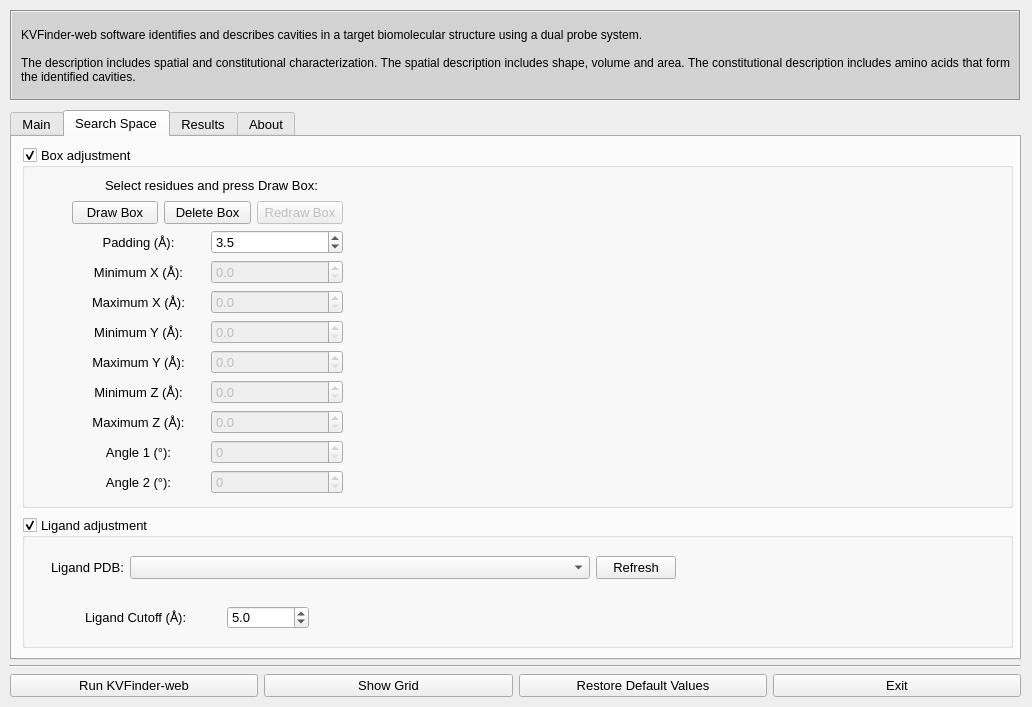
First picture: the form in client/KVFinder-web-tools/KVFinder-web.ui, repository jvsguerra/kvfinder-ws, before the edit.
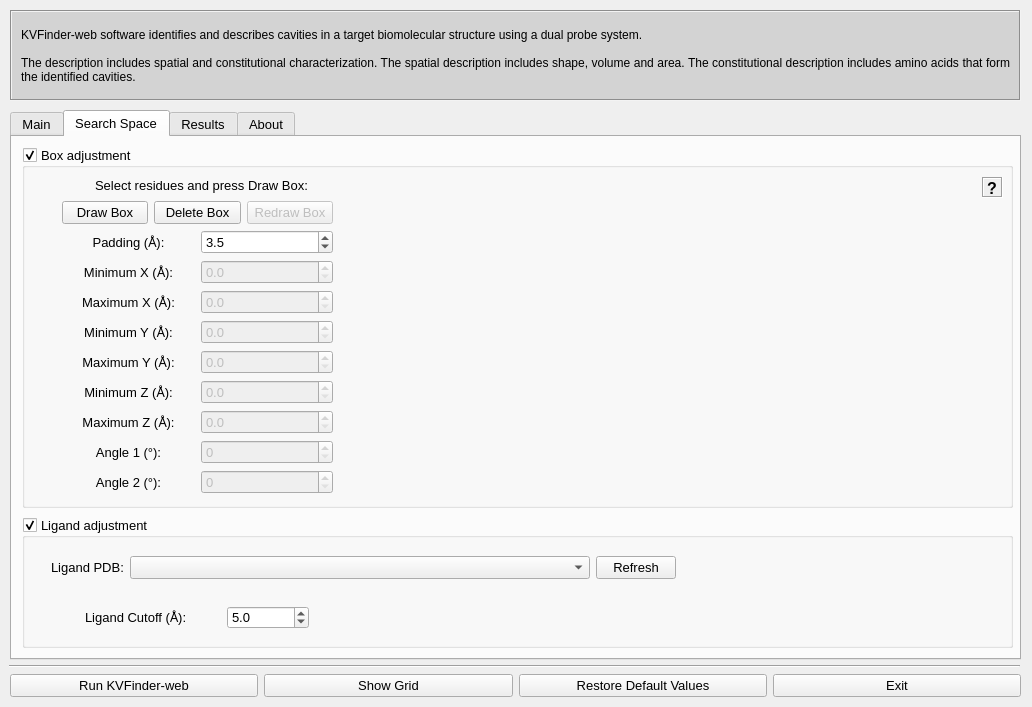
Second picture: the form after the edit. The open tabs and pages were chosen to show the change.

Commit message: Include a Help tooltip for Box Adjustment mode

What changed in the file:
```diff
--- a/client/KVFinder-web-tools/KVFinder-web.ui
+++ b/client/KVFinder-web-tools/KVFinder-web.ui
@@ -670,7 +670,7 @@
       <widget class="QWidget" name="horizontalLayoutWidget_2">
        <property name="geometry">
         <rect>
-         <x>50</x>
+         <x>40</x>
          <y>110</y>
          <width>271</width>
          <height>31</height>
@@ -735,7 +735,7 @@
       <widget class="QWidget" name="horizontalLayoutWidget_3">
        <property name="geometry">
         <rect>
-         <x>50</x>
+         <x>40</x>
          <y>140</y>
          <width>271</width>
          <height>31</height>
@@ -776,7 +776,7 @@
       <widget class="QWidget" name="horizontalLayoutWidget_4">
        <property name="geometry">
         <rect>
-         <x>50</x>
+         <x>40</x>
          <y>200</y>
          <width>271</width>
          <height>31</height>
@@ -817,7 +817,7 @@
       <widget class="QWidget" name="horizontalLayoutWidget_5">
        <property name="geometry">
         <rect>
-         <x>50</x>
+         <x>40</x>
          <y>170</y>
          <width>271</width>
          <height>31</height>
@@ -858,7 +858,7 @@
       <widget class="QWidget" name="horizontalLayoutWidget_6">
        <property name="geometry">
         <rect>
-         <x>50</x>
+         <x>40</x>
          <y>230</y>
          <width>271</width>
          <height>31</height>
@@ -899,7 +899,7 @@
       <widget class="QWidget" name="horizontalLayoutWidget_7">
        <property name="geometry">
         <rect>
-         <x>50</x>
+         <x>40</x>
          <y>260</y>
          <width>271</width>
          <height>31</height>
@@ -940,7 +940,7 @@
       <widget class="QWidget" name="horizontalLayoutWidget">
        <property name="geometry">
         <rect>
-         <x>50</x>
+         <x>40</x>
          <y>50</y>
          <width>271</width>
          <height>31</height>
@@ -976,7 +976,7 @@
       <widget class="QWidget" name="horizontalLayoutWidget_8">
        <property name="geometry">
         <rect>
-         <x>50</x>
+         <x>40</x>
          <y>290</y>
          <width>271</width>
          <height>31</height>
@@ -1017,7 +1017,7 @@
       <widget class="QWidget" name="horizontalLayoutWidget_9">
        <property name="geometry">
         <rect>
-         <x>50</x>
+         <x>40</x>
          <y>320</y>
          <width>271</width>
          <height>31</height>
@@ -1058,7 +1058,7 @@
       <widget class="QWidget" name="horizontalLayoutWidget_10">
        <property name="geometry">
         <rect>
-         <x>50</x>
+         <x>40</x>
          <y>80</y>
          <width>271</width>
          <height>31</height>
@@ -1102,7 +1102,7 @@
        </property>
        <property name="geometry">
         <rect>
-         <x>20</x>
+         <x>10</x>
          <y>30</y>
          <width>339</width>
          <height>17</height>
@@ -1139,6 +1139,55 @@
         <set>Qt::AlignCenter</set>
        </property>
       </widget>
+      <widget class="QLabel" name="box_adjustment_helptip">
+       <property name="geometry">
+        <rect>
+         <x>960</x>
+         <y>30</y>
+         <width>21</width>
+         <height>21</height>
+        </rect>
+       </property>
+       <property name="font">
+        <font>
+         <pointsize>10</pointsize>
+         <weight>50</weight>
+         <italic>false</italic>
+         <bold>false</bold>
+         <kerning>true</kerning>
+        </font>
+       </property>
+       <property name="cursor">
+        <cursorShape>WhatsThisCursor</cursorShape>
+       </property>
+       <property name="contextMenuPolicy">
+        <enum>Qt::DefaultContextMenu</enum>
+       </property>
+       <property name="acceptDrops">
+        <bool>false</bool>
+       </property>
+       <property name="toolTip">
+        <string>&lt;html&gt;&lt;head/&gt;&lt;body&gt;&lt;p align=&quot;justify&quot;&gt;&lt;span style=&quot; font-weight:600; text-decoration: underline;&quot;&gt;Help - Box Adjustment mode:&lt;/span&gt;&lt;/p&gt;&lt;p align=&quot;justify&quot;&gt;- Create a selection (optional);&lt;/p&gt;&lt;p align=&quot;justify&quot;&gt;- Define a &lt;span style=&quot; font-weight:600;&quot;&gt;Padding&lt;/span&gt; (optional);&lt;/p&gt;&lt;p align=&quot;justify&quot;&gt;- Click on &lt;span style=&quot; font-weight:600;&quot;&gt;Draw Box&lt;/span&gt; button.&lt;/p&gt;&lt;p align=&quot;justify&quot;&gt;&lt;br/&gt;Customize your &lt;span style=&quot; font-weight:600;&quot;&gt;box&lt;/span&gt;:&lt;/p&gt;&lt;p align=&quot;justify&quot;&gt;- Change one item at a time (e.g. &lt;span style=&quot; font-style:italic;&quot;&gt;Padding&lt;/span&gt;, &lt;span style=&quot; font-style:italic;&quot;&gt;Minimum X&lt;/span&gt;, &lt;span style=&quot; font-style:italic;&quot;&gt;Maximum X&lt;/span&gt;, ...);&lt;/p&gt;&lt;p align=&quot;justify&quot;&gt;- Click on &lt;span style=&quot; font-weight:600;&quot;&gt;Redraw Box&lt;/span&gt;;&lt;br/&gt;&lt;/p&gt;&lt;p align=&quot;justify&quot;&gt;Colors of the &lt;span style=&quot; font-weight:600;&quot;&gt;box&lt;/span&gt; object:&lt;/p&gt;&lt;p align=&quot;justify&quot;&gt;- &lt;span style=&quot; font-weight:600;&quot;&gt;Red&lt;/span&gt; corresponds to &lt;span style=&quot; font-weight:600;&quot;&gt;X&lt;/span&gt; axis;&lt;/p&gt;&lt;p align=&quot;justify&quot;&gt;- &lt;span style=&quot; font-weight:600;&quot;&gt;Green&lt;/span&gt; corresponds to &lt;span style=&quot; font-weight:600;&quot;&gt;Y&lt;/span&gt; axis;&lt;/p&gt;&lt;p align=&quot;justify&quot;&gt;- &lt;span style=&quot; font-weight:600;&quot;&gt;Blue&lt;/span&gt; corresponds to &lt;span style=&quot; font-weight:600;&quot;&gt;Z&lt;/span&gt; axis.&lt;/p&gt;&lt;/body&gt;&lt;/html&gt;</string>
+       </property>
+       <property name="autoFillBackground">
+        <bool>true</bool>
+       </property>
+       <property name="inputMethodHints">
+        <set>Qt::ImhHiddenText</set>
+       </property>
+       <property name="frameShape">
+        <enum>QFrame::Box</enum>
+       </property>
+       <property name="frameShadow">
+        <enum>QFrame::Sunken</enum>
+       </property>
+       <property name="text">
+        <string>&lt;html&gt;&lt;head/&gt;&lt;body&gt;&lt;p align=&quot;justify&quot;&gt;&lt;span style=&quot; font-size:12pt; font-weight:600;&quot;&gt;?&lt;/span&gt;&lt;/p&gt;&lt;/body&gt;&lt;/html&gt;</string>
+       </property>
+       <property name="textFormat">
+        <enum>Qt::RichText</enum>
+       </property>
+      </widget>
      </widget>
      <widget class="QGroupBox" name="ligand_adjustment">
       <property name="enabled">
```
